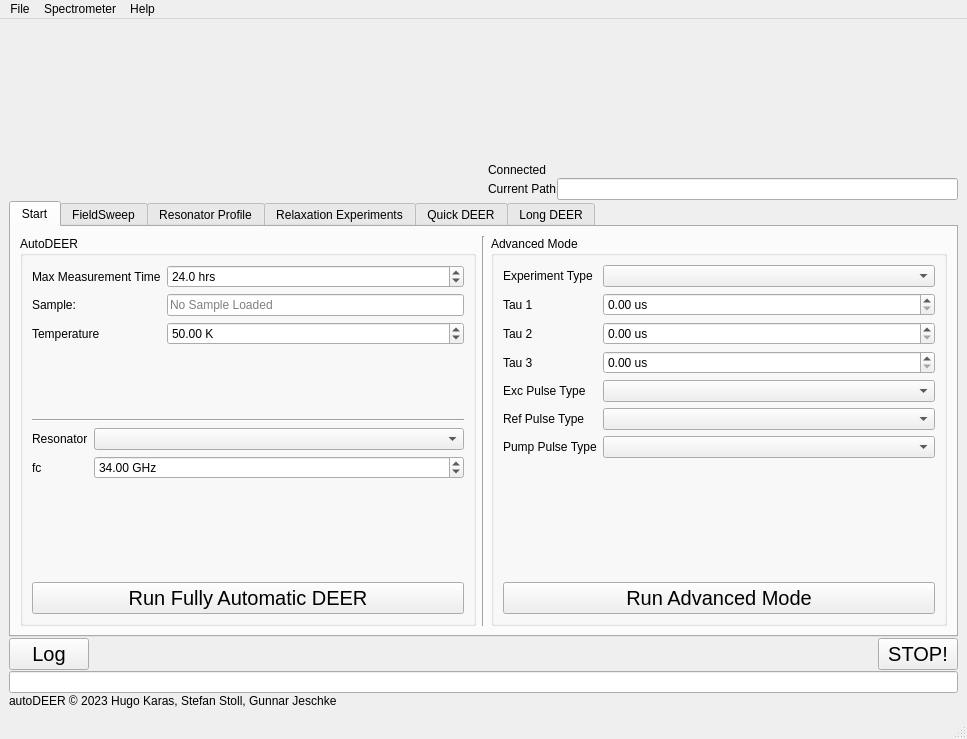
First picture: the form in autodeer/gui/gui2.ui, repository JeschkeLab/autoDEER, before the edit.
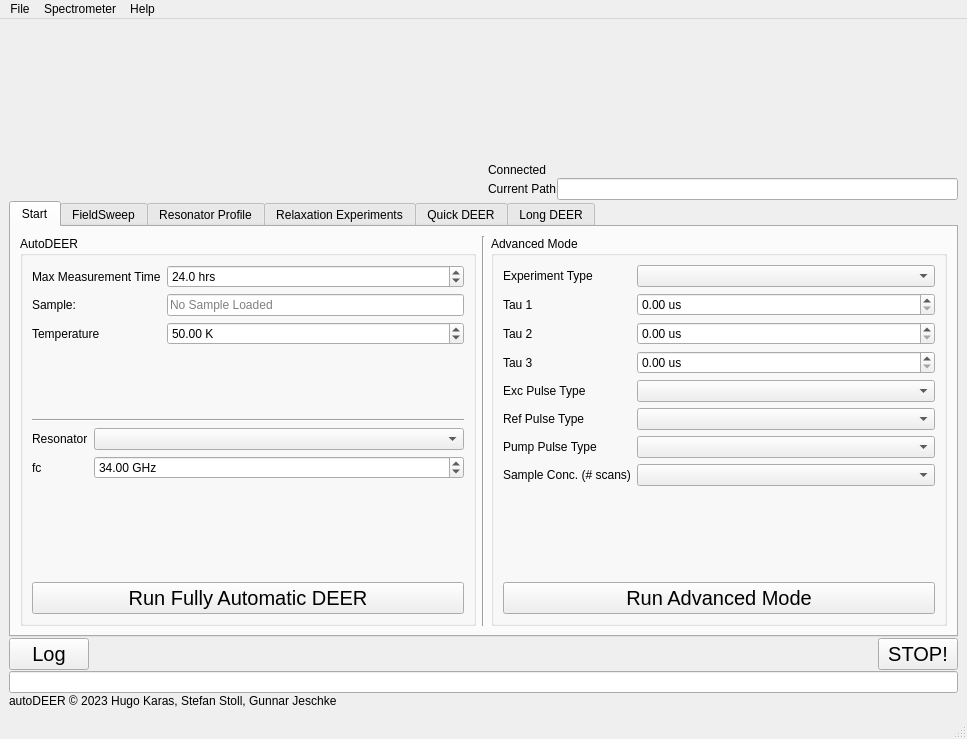
Second picture: the form after the edit. Icons and pictures are not drawn.

Commit message: Added a user option to control expected sample conc.

Diff of the .ui file:
```diff
--- a/autodeer/gui/gui2.ui
+++ b/autodeer/gui/gui2.ui
@@ -407,6 +407,16 @@
                <item row="7" column="1">
                 <widget class="QComboBox" name="PumpPulseSelect"/>
                </item>
+               <item row="8" column="1">
+                <widget class="QComboBox" name="SampleConcComboBox"/>
+               </item>
+               <item row="8" column="0">
+                <widget class="QLabel" name="label_29">
+                 <property name="text">
+                  <string>Sample Conc. (# scans)</string>
+                 </property>
+                </widget>
+               </item>
               </layout>
              </item>
              <item>
```
The commit also changes 2 other files.
